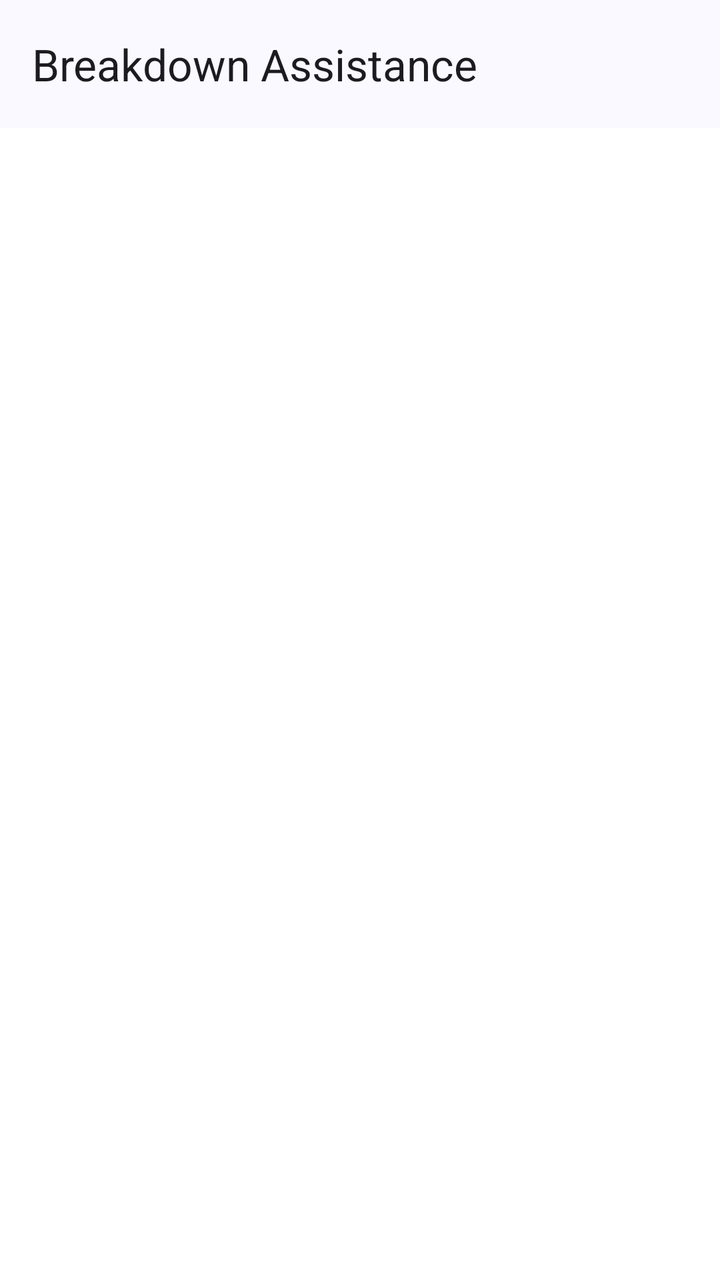
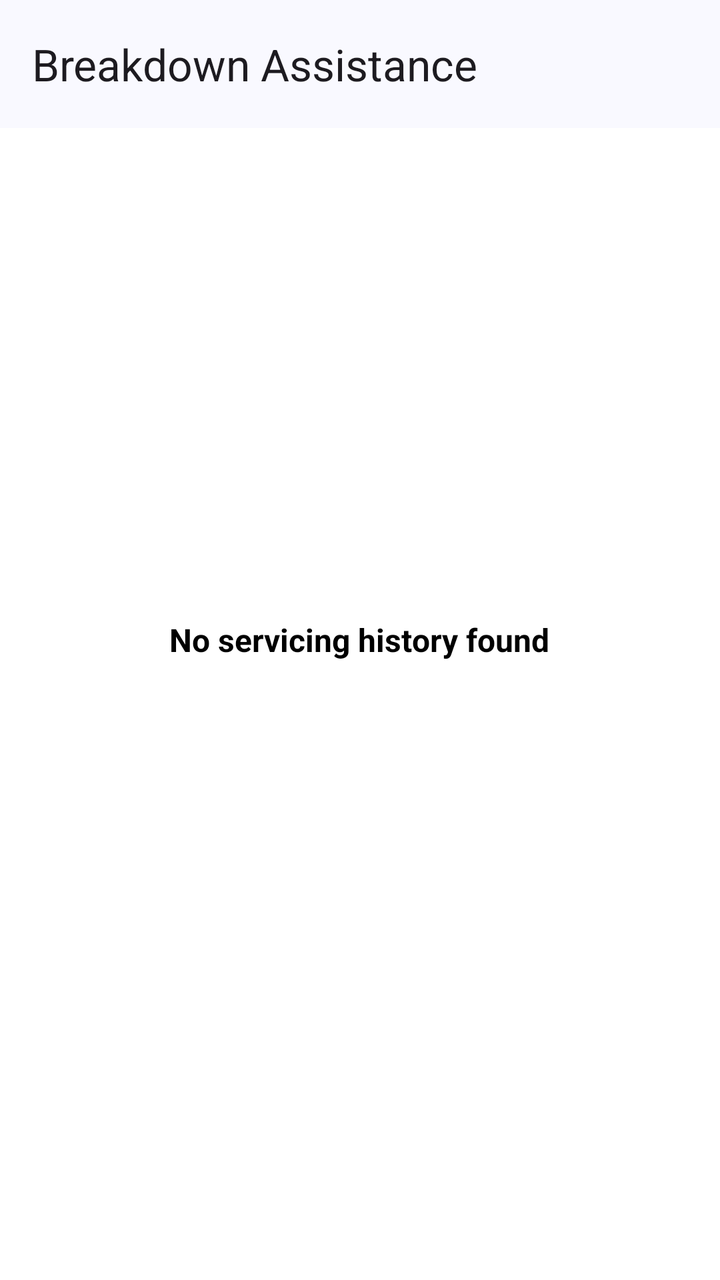

An Android layout rendered at two revisions. The XML below is the earlier revision; the diff shows what the commit changed to produce the second picture.
<!-- AndroidManifest.xml: application theme Theme.BreakdownAssistance -->
<!-- res/layout/fragment_servicing_history.xml -->
<?xml version="1.0" encoding="utf-8"?>
<androidx.coordinatorlayout.widget.CoordinatorLayout xmlns:android="http://schemas.android.com/apk/res/android"
    xmlns:app="http://schemas.android.com/apk/res-auto"
    xmlns:tools="http://schemas.android.com/tools"
    android:layout_width="match_parent"
    android:layout_height="match_parent"
    tools:context=".ui.fragments.ServicingHistoryFragment">

    <androidx.recyclerview.widget.RecyclerView
        android:id="@+id/recyclerView"
        android:layout_width="match_parent"
        android:layout_height="match_parent"
        android:paddingHorizontal="24dp"
        android:paddingTop="24dp"
        android:paddingBottom="6dp"
        app:layout_behavior="@string/appbar_scrolling_view_behavior"
        tools:listitem="@layout/item_servicing_history_list" />

    <include
        android:id="@+id/header"
        layout="@layout/view_toolbar" />

</androidx.coordinatorlayout.widget.CoordinatorLayout>
<!-- res/layout/item_servicing_history_list.xml (included above) -->
<?xml version="1.0" encoding="utf-8"?>
<com.google.android.material.card.MaterialCardView xmlns:android="http://schemas.android.com/apk/res/android"
    xmlns:app="http://schemas.android.com/apk/res-auto"
    android:layout_width="match_parent"
    android:layout_height="wrap_content"
    android:layout_marginBottom="16dp"
    app:cardBackgroundColor="@color/light_accent"
    app:cardCornerRadius="18dp"
    app:strokeWidth="0dp">

    <LinearLayout
        android:layout_width="match_parent"
        android:layout_height="wrap_content"
        android:orientation="vertical"
        android:paddingHorizontal="24dp"
        android:paddingVertical="12dp">

        <LinearLayout
            android:layout_width="wrap_content"
            android:layout_height="wrap_content"
            android:orientation="horizontal">

            <TextView
                android:layout_width="wrap_content"
                android:layout_height="wrap_content"
                android:text="Service: "
                android:textColor="@color/black"
                android:textSize="16sp"
                android:textStyle="bold" />

            <TextView
                android:id="@+id/tvService"
                android:layout_width="wrap_content"
                android:layout_height="wrap_content"
                android:text="AC Repair"
                android:textColor="@color/black"
                android:textSize="16sp" />

        </LinearLayout>

        <LinearLayout
            android:layout_width="wrap_content"
            android:layout_height="wrap_content"
            android:orientation="horizontal">

            <TextView
                android:layout_width="wrap_content"
                android:layout_height="wrap_content"
                android:text="Requested By: "
                android:textColor="@color/black"
                android:textSize="16sp"
                android:textStyle="bold" />

            <TextView
                android:id="@+id/tvRequestedBy"
                android:layout_width="wrap_content"
                android:layout_height="wrap_content"
                android:text="John Doe"
                android:textColor="@color/black"
                android:textSize="16sp" />

        </LinearLayout>

        <LinearLayout
            android:layout_width="wrap_content"
            android:layout_height="wrap_content"
            android:orientation="horizontal">

            <TextView
                android:layout_width="wrap_content"
                android:layout_height="wrap_content"
                android:text="Garage: "
                android:textColor="@color/black"
                android:textSize="16sp"
                android:textStyle="bold" />

            <TextView
                android:id="@+id/tvGarage"
                android:layout_width="wrap_content"
                android:layout_height="wrap_content"
                android:text="Uttara, Dhaka"
                android:textColor="@color/black"
                android:textSize="16sp" />

        </LinearLayout>

        <LinearLayout
            android:layout_width="wrap_content"
            android:layout_height="wrap_content"
            android:orientation="horizontal">

            <TextView
                android:layout_width="wrap_content"
                android:layout_height="wrap_content"
                android:text="Status: "
                android:textColor="@color/black"
                android:textSize="16sp"
                android:textStyle="bold" />

            <TextView
                android:id="@+id/tvStatus"
                android:layout_width="wrap_content"
                android:layout_height="wrap_content"
                android:text="Pending"
                android:textColor="@color/black"
                android:textSize="16sp" />

        </LinearLayout>

        <LinearLayout
            android:layout_width="wrap_content"
            android:layout_height="wrap_content"
            android:orientation="horizontal">

            <TextView
                android:layout_width="wrap_content"
                android:layout_height="wrap_content"
                android:text="Assigned To: "
                android:textColor="@color/black"
                android:textSize="16sp"
                android:textStyle="bold" />

            <TextView
                android:id="@+id/tvAssignedTo"
                android:layout_width="wrap_content"
                android:layout_height="wrap_content"
                android:text="Mechanic"
                android:textColor="@color/black"
                android:textSize="16sp" />

        </LinearLayout>

        <LinearLayout
            android:layout_width="wrap_content"
            android:layout_height="wrap_content"
            android:orientation="horizontal">

            <TextView
                android:layout_width="wrap_content"
                android:layout_height="wrap_content"
                android:text="Feedback: "
                android:textColor="@color/black"
                android:textSize="16sp"
                android:textStyle="bold" />

            <TextView
                android:id="@+id/tvFeedback"
                android:layout_width="wrap_content"
                android:layout_height="wrap_content"
                android:text="Good"
                android:textColor="@color/black"
                android:textSize="16sp" />

        </LinearLayout>

        <LinearLayout
            android:layout_width="wrap_content"
            android:layout_height="wrap_content"
            android:orientation="horizontal">

            <TextView
                android:layout_width="wrap_content"
                android:layout_height="wrap_content"
                android:text="Review: "
                android:textColor="@color/black"
                android:textSize="16sp"
                android:textStyle="bold" />

            <TextView
                android:id="@+id/tvReview"
                android:layout_width="wrap_content"
                android:layout_height="wrap_content"
                android:text="Satisfied"
                android:textColor="@color/black"
                android:textSize="16sp" />

        </LinearLayout>

        <LinearLayout
            android:layout_width="wrap_content"
            android:layout_height="wrap_content"
            android:orientation="horizontal">

            <TextView
                android:layout_width="wrap_content"
                android:layout_height="wrap_content"
                android:text="Time: "
                android:textColor="@color/black"
                android:textSize="16sp"
                android:textStyle="bold" />

            <TextView
                android:id="@+id/tvTime"
                android:layout_width="wrap_content"
                android:layout_height="wrap_content"
                android:text="11:00 AM"
                android:textColor="@color/black"
                android:textSize="16sp" />

        </LinearLayout>
    </LinearLayout>
</com.google.android.material.card.MaterialCardView>
<!-- res/layout/view_toolbar.xml (included above) -->
<?xml version="1.0" encoding="utf-8"?>
<com.google.android.material.appbar.AppBarLayout xmlns:android="http://schemas.android.com/apk/res/android"
    xmlns:app="http://schemas.android.com/apk/res-auto"
    xmlns:tools="http://schemas.android.com/tools"
    android:id="@+id/appBarLayout"
    android:layout_width="match_parent"
    android:layout_height="wrap_content"
    android:fitsSystemWindows="true"
    app:liftOnScroll="true">

    <com.google.android.material.appbar.MaterialToolbar
        android:id="@+id/toolbar"
        android:layout_width="match_parent"
        android:layout_height="?attr/actionBarSize"
        android:paddingEnd="24dp"
        app:contentInsetStartWithNavigation="0dp"
        app:maxLines="1"
        app:navigationIconTint="?attr/colorOnSurface"
        app:title="@string/app_name"
        app:titleTextAppearance="@style/TextAppearance.Material3.TitleLarge"
        app:titleTextEllipsize="end"
        tools:ignore="RtlSymmetry" />

    <ProgressBar
        android:id="@+id/progress"
        style="@style/Base.Widget.AppCompat.ProgressBar.Horizontal"
        android:layout_width="match_parent"
        android:layout_height="wrap_content"
        android:layout_marginTop="-7dp"
        android:layout_marginBottom="-7dp"
        android:indeterminate="true"
        android:indeterminateTint="@color/accent"
        android:visibility="gone" />

</com.google.android.material.appbar.AppBarLayout>
<!-- resources referenced by this layout -->
<resources>
  <color name="accent">#FF6A79F8</color>
  <color name="black">#FF000000</color>
  <color name="light_accent">#FFE1E2F4</color>
  <string name="app_name">Breakdown Assistance</string>
  <style name="Theme.BreakdownAssistance" parent="Base.Theme.BreakdownAssistance" />
  <color name="white">#FFFFFFFF</color>
  <color name="transparent">#00000000</color>
  <color name="md_theme_primary">#415F91</color>
  <color name="md_theme_onPrimary">#FFFFFF</color>
  <color name="md_theme_primaryContainer">#D6E3FF</color>
  <color name="md_theme_onPrimaryContainer">#001B3E</color>
  <color name="md_theme_secondary">#565F71</color>
  <color name="md_theme_onSecondary">#FFFFFF</color>
  <color name="md_theme_secondaryContainer">#DAE2F9</color>
  <color name="md_theme_onSecondaryContainer">#131C2B</color>
  <color name="md_theme_tertiary">#705575</color>
  <color name="md_theme_onTertiary">#FFFFFF</color>
  <color name="md_theme_tertiaryContainer">#FAD8FD</color>
  <color name="md_theme_onTertiaryContainer">#28132E</color>
  <color name="md_theme_error">#BA1A1A</color>
  <color name="md_theme_onError">#FFFFFF</color>
  <color name="md_theme_errorContainer">#FFDAD6</color>
  <color name="md_theme_onErrorContainer">#410002</color>
  <color name="md_theme_background">#F9F9FF</color>
  <color name="md_theme_onBackground">#191C20</color>
  <color name="md_theme_surface">#F9F9FF</color>
  <color name="md_theme_onSurface">#191C20</color>
  <color name="md_theme_surfaceVariant">#E0E2EC</color>
  <color name="md_theme_onSurfaceVariant">#44474E</color>
  <color name="md_theme_outline">#74777F</color>
  <color name="md_theme_outlineVariant">#C4C6D0</color>
  <color name="md_theme_inverseSurface">#2E3036</color>
  <color name="md_theme_inverseOnSurface">#F0F0F7</color>
  <color name="md_theme_inversePrimary">#AAC7FF</color>
  <color name="md_theme_primaryFixed">#D6E3FF</color>
  <color name="md_theme_onPrimaryFixed">#001B3E</color>
  <color name="md_theme_primaryFixedDim">#AAC7FF</color>
  <color name="md_theme_onPrimaryFixedVariant">#284777</color>
  <color name="md_theme_secondaryFixed">#DAE2F9</color>
  <color name="md_theme_onSecondaryFixed">#131C2B</color>
  <color name="md_theme_secondaryFixedDim">#BEC6DC</color>
  <color name="md_theme_onSecondaryFixedVariant">#3E4759</color>
  <color name="md_theme_tertiaryFixed">#FAD8FD</color>
  <color name="md_theme_onTertiaryFixed">#28132E</color>
  <color name="md_theme_tertiaryFixedDim">#DDBCE0</color>
  <color name="md_theme_onTertiaryFixedVariant">#573E5C</color>
  <color name="md_theme_surfaceDim">#D9D9E0</color>
  <color name="md_theme_surfaceBright">#F9F9FF</color>
  <color name="md_theme_surfaceContainerLowest">#FFFFFF</color>
  <color name="md_theme_surfaceContainerLow">#F3F3FA</color>
  <color name="md_theme_surfaceContainer">#EDEDF4</color>
  <color name="md_theme_surfaceContainerHigh">#E7E8EE</color>
  <color name="md_theme_surfaceContainerHighest">#E2E2E9</color>
  <!-- unchanged entries left out for length: 1 -->
</resources>

<!-- the commit's change to res/layout/fragment_servicing_history.xml (unified diff, before → after) -->
@@ -5,6 +5,16 @@
     android:layout_width="match_parent"
     android:layout_height="match_parent"
     tools:context=".ui.fragments.ServicingHistoryFragment">
+
+    <TextView
+        android:id="@+id/noHistoryFound"
+        android:layout_width="wrap_content"
+        android:layout_height="wrap_content"
+        android:layout_gravity="center"
+        android:text="No servicing history found"
+        android:textColor="@color/black"
+        android:textSize="16sp"
+        android:textStyle="bold" />
 
     <androidx.recyclerview.widget.RecyclerView
         android:id="@+id/recyclerView"
